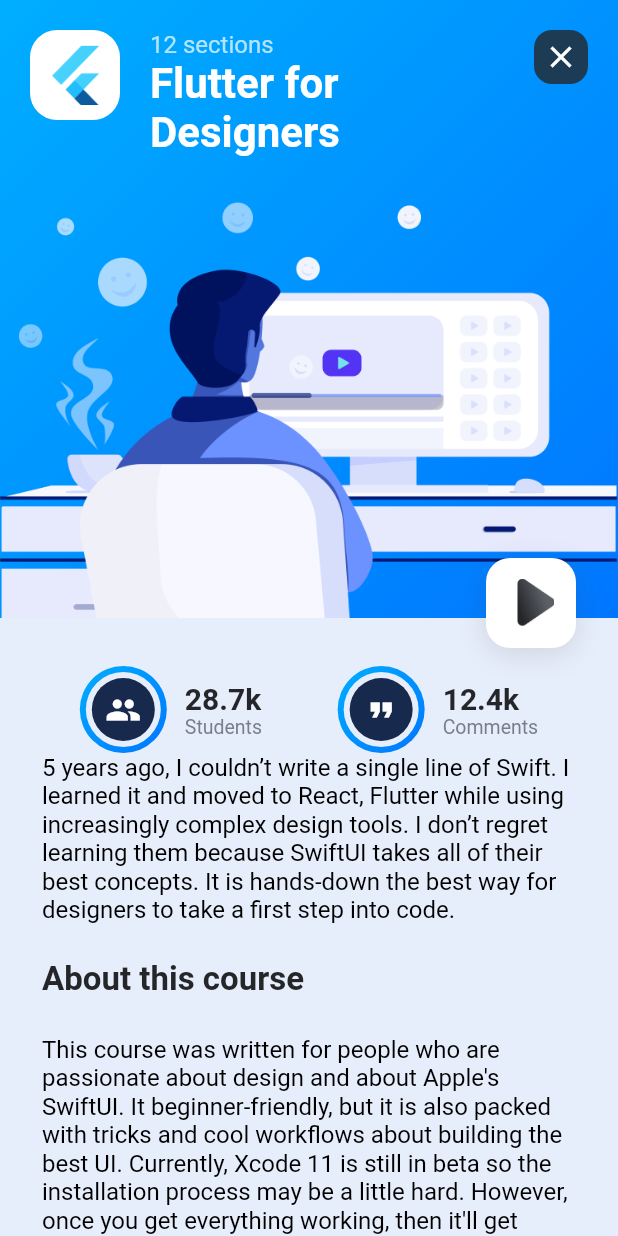
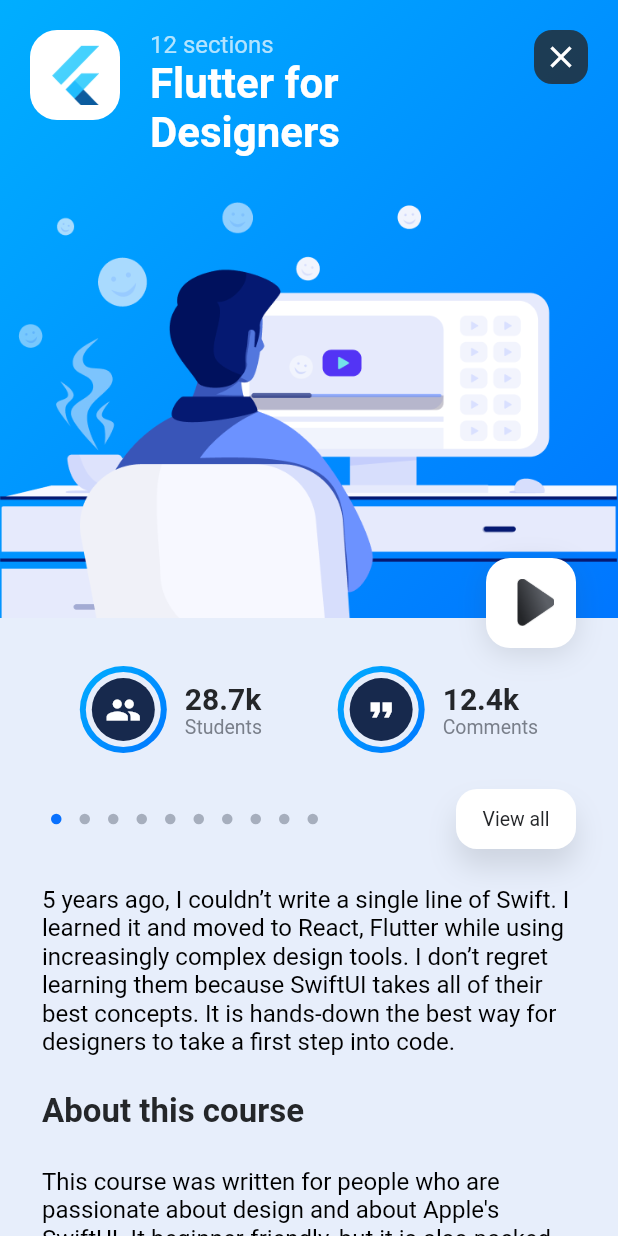
Before and after one commit to steffenSuess/flutter_for_designers, a Flutter app: the screen it shows after launch, after a tap on "12 sections", on a phone screen of 412 x 824 dp. Run offline on Flutter 3.47's test engine with Material 2 defaults, Android fonts, the phone set to English and light mode, and no system bars; drawn by our look-alikes of sliding_up_panel.

Commit message:
-implemented view all

```diff
--- a/lib/screens/course_screen.dart
+++ b/lib/screens/course_screen.dart
@@ -3,6 +3,7 @@
 import 'package:flutter/cupertino.dart';
 import 'package:flutter/material.dart';
 import 'package:flutter_for_designers/model/course.dart';
+import 'package:sliding_up_panel/sliding_up_panel.dart';
 
 import '../constants.dart';
 
@@ -14,12 +15,55 @@
 }
 
 class _CourseScreenState extends State<CourseScreen> {
+  Widget indicators() {
+    List<Widget> indicators;
+
+    indicators = List.generate(
+      10,
+      (index) => Container(
+        width: 7.0,
+        height: 7.0,
+        margin: EdgeInsets.symmetric(horizontal: 6.0),
+        decoration: BoxDecoration(
+            shape: BoxShape.circle,
+            color: index == 0 ? Color(0xFF0971FE) : Color(0xFFA6AEBD)),
+      ),
+    );
+
+    return Row(
+      mainAxisAlignment: MainAxisAlignment.center,
+      children: indicators,
+    );
+  }
+
+  PanelController panelController;
+
+  @override
+  void initState() {
+    super.initState();
+    panelController = PanelController();
+  }
+
   @override
   Widget build(BuildContext context) {
     return Scaffold(
       body: Container(
         color: kBackgroundColor,
-        child: SingleChildScrollView(
+        child: SlidingUpPanel(
+          controller: panelController,
+          backdropEnabled: true,
+          borderRadius: BorderRadius.only(
+            topLeft: Radius.circular(34.0),
+          ),
+          color: kCardPopupBackgroundColor,
+          boxShadow: [
+            BoxShadow(
+                color: kShadowColor, offset: Offset(0, -12), blurRadius: 32.0)
+          ],
+          minHeight: 0.0,
+          maxHeight: MediaQuery.of(context).size.height * 0.95,
+          panel: Container(),
+          body: SingleChildScrollView(
             child: Column(
               children: [
                 Stack(
@@ -56,7 +100,8 @@
                                       height: 60.0,
                                       decoration: BoxDecoration(
                                         color: Colors.white,
-                                      borderRadius: BorderRadius.circular(18.0),
+                                        borderRadius:
+                                            BorderRadius.circular(18.0),
                                       ),
                                       child: Hero(
                                         tag: widget.course.logo,
@@ -102,8 +147,8 @@
                                         decoration: BoxDecoration(
                                           borderRadius:
                                               BorderRadius.circular(12.0),
-                                        color:
-                                            kPrimaryLabelColor.withOpacity(0.8),
+                                          color: kPrimaryLabelColor
+                                              .withOpacity(0.8),
                                         ),
                                         child: Icon(
                                           Icons.close,
@@ -265,6 +310,41 @@
                   ),
                 ),
                 Padding(
+                  padding:
+                      EdgeInsets.symmetric(horizontal: 28.0, vertical: 24.0),
+                  child: Row(
+                    mainAxisAlignment: MainAxisAlignment.spaceBetween,
+                    children: [
+                      indicators(),
+                      GestureDetector(
+                        onTap: () {
+                          panelController.open();
+                        },
+                        child: Container(
+                          alignment: Alignment.center,
+                          decoration: BoxDecoration(
+                            color: Colors.white,
+                            boxShadow: [
+                              BoxShadow(
+                                color: kShadowColor,
+                                offset: Offset(0, 12),
+                                blurRadius: 16.0,
+                              )
+                            ],
+                            borderRadius: BorderRadius.circular(14.0),
+                          ),
+                          width: 80.0,
+                          height: 40.0,
+                          child: Text(
+                            'View all',
+                            style: kSearchTextStyle,
+                          ),
+                        ),
+                      )
+                    ],
+                  ),
+                ),
+                Padding(
                   padding: EdgeInsets.symmetric(horizontal: 28.0),
                   child: Column(
                     crossAxisAlignment: CrossAxisAlignment.start,
@@ -297,6 +377,7 @@
             ),
           ),
         ),
+      ),
     );
   }
 }
```
Lines whose indentation alone changed are shown as unchanged.
